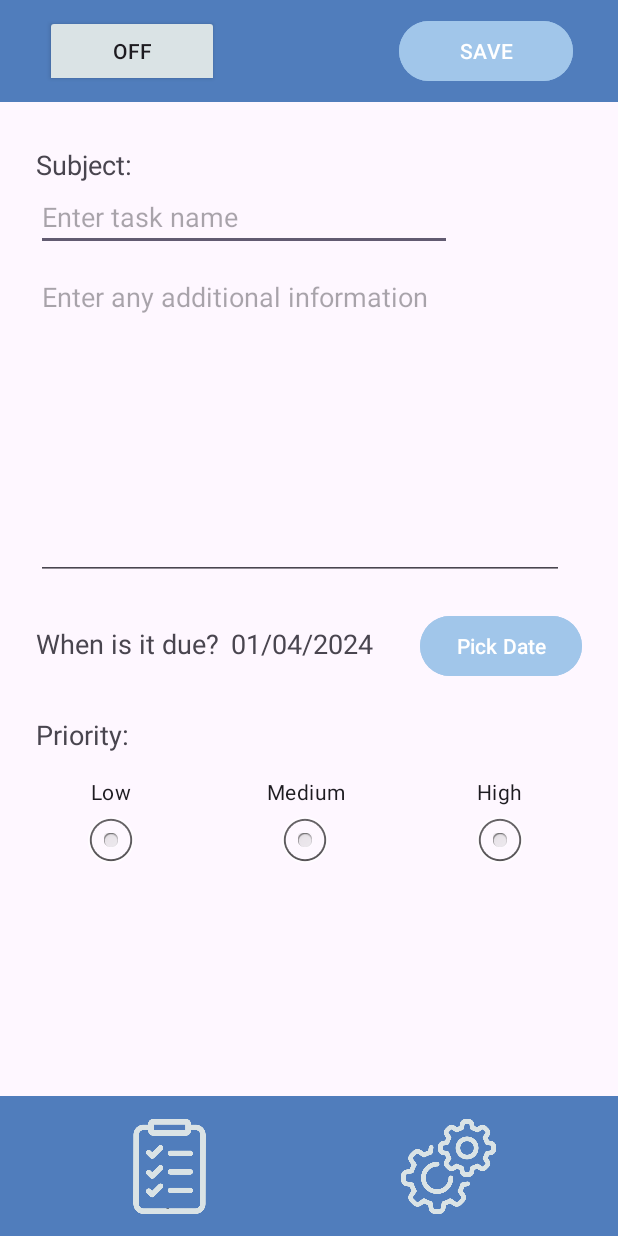
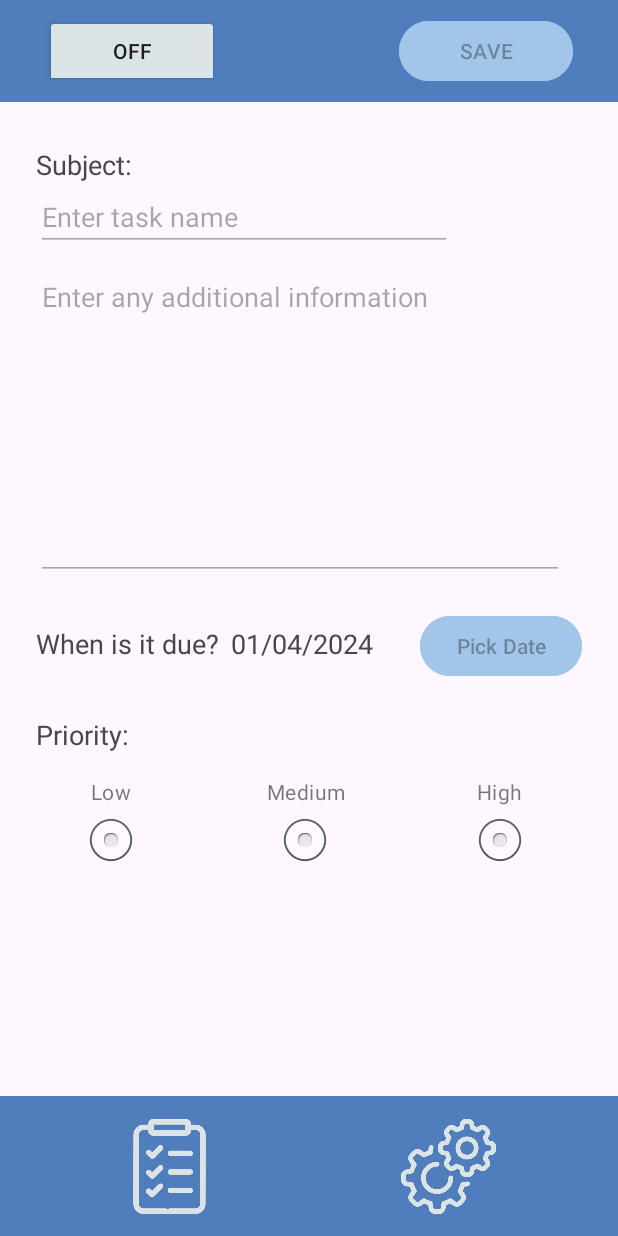
Before and after one commit to chonkyappa/ToDoList, an Android app: the screen it shows after launch (MainActivity), on a phone screen of 412 x 824 dp. Run offline under Robolectric (Android 15) with nearby library versions, the phone set to English and light mode, and no system bars.

Commit message:
added textchangedevents

```diff
--- a/app/src/main/java/sunny/todolist/MainActivity.java
+++ b/app/src/main/java/sunny/todolist/MainActivity.java
@@ -6,11 +6,19 @@ import androidx.fragment.app.FragmentManager;
 import android.content.Intent;
 import android.media.Image;
 import android.os.Bundle;
+import android.telephony.PhoneNumberFormattingTextWatcher;
+import android.text.Editable;
+import android.text.InputType;
+import android.text.TextWatcher;
 import android.text.format.DateFormat;
 import android.view.View;
 import android.widget.Button;
+import android.widget.EditText;
 import android.widget.ImageButton;
+import android.widget.RadioButton;
+import android.widget.RadioGroup;
 import android.widget.TextView;
+import android.widget.ToggleButton;
 
 import java.util.Calendar;
 
@@ -23,9 +31,45 @@ public class MainActivity extends AppCompatActivity implements PickDateDialog.Sa
         super.onCreate(savedInstanceState);
         setContentView(R.layout.activity_main);
         currentTask = new Task();
+        initToggleButton();
+        setForEditing(false);
         initSettingsButton();
         initListButton();
         initPickDateButton();
+        initTextChangedEvents();
+
+    }
+
+    private void initToggleButton() {
+        final ToggleButton editToggle = (ToggleButton)findViewById(R.id.toggleButtonEdit);
+        editToggle.setOnClickListener(new View.OnClickListener() {
+            @Override
+            public void onClick(View view) {
+                setForEditing(editToggle.isChecked());
+            }
+        });
+    }
+
+    private void setForEditing(boolean enabled) {
+        EditText editSubject = findViewById(R.id.editTextSubject);
+        EditText editDescription  = findViewById(R.id.editTextDescription);
+        Button buttonChange = findViewById(R.id.buttonPickDate);
+        Button buttonSave = findViewById(R.id.buttonSave);
+        RadioButton radioLow = findViewById(R.id.radioButtonLow);
+        RadioButton radioMedium = findViewById(R.id.radioButtonMedium);
+        RadioButton radioHigh = findViewById(R.id.radioButtonHigh);
+
+        editSubject.setEnabled(enabled);
+        editDescription.setEnabled(enabled);
+        buttonChange.setEnabled(enabled);
+        buttonSave.setEnabled(enabled);
+        radioLow.setEnabled(enabled);
+        radioMedium.setEnabled(enabled);
+        radioHigh.setEnabled(enabled);
+
+        if(enabled) {
+            editSubject.requestFocus();
+        }
     }
 
     private void initSettingsButton() {
@@ -54,6 +98,13 @@ public class MainActivity extends AppCompatActivity implements PickDateDialog.Sa
 
     }
 
+    @Override
+    public void didFinishPickingDateDialog(Calendar selectedTime) {
+        TextView dueDate = findViewById(R.id.textViewDueDate);
+        dueDate.setText(DateFormat.format("MM/dd/yyyy", selectedTime));
+        currentTask.setDueDate(selectedTime);
+    }
+
     private void initPickDateButton() {
         Button pickDate = findViewById(R.id.buttonPickDate);
         pickDate.setOnClickListener(new View.OnClickListener() {
@@ -65,9 +116,61 @@ public class MainActivity extends AppCompatActivity implements PickDateDialog.Sa
             }
         });
     }
-    public void didFinishPickingDateDialog(Calendar selectedTime) {
-        TextView dueDate = findViewById(R.id.textViewDueDate);
-        dueDate.setText(DateFormat.format("MM/dd/yyyy", selectedTime));
-        currentTask.setDueDate(selectedTime);
+
+    private void initTextChangedEvents() {
+        final EditText etTaskSubject = findViewById(R.id.editTextSubject);
+        etTaskSubject.addTextChangedListener(new TextWatcher() {
+            @Override
+            public void beforeTextChanged(CharSequence s, int start, int count, int after) {
+                //Auto-generated method stub
+            }
+
+            @Override
+            public void onTextChanged(CharSequence s, int start, int before, int count) {
+                //Auto-generated method stub
+            }
+
+            @Override
+            public void afterTextChanged(Editable s) {
+                currentTask.setSubject(etTaskSubject.getText().toString());
+            }
+        });
+
+        final EditText etDescription = findViewById(R.id.editTextDescription);
+        etDescription.addTextChangedListener(new TextWatcher() {
+            @Override
+            public void beforeTextChanged(CharSequence s, int start, int count, int after) {
+                //Auto-generated method stub
+
+            }
+
+            @Override
+            public void onTextChanged(CharSequence s, int start, int before, int count) {
+                //Auto-generated method stub
+
+            }
+
+            @Override
+            public void afterTextChanged(Editable s) {
+                currentTask.setDescription(etDescription.getText().toString());
+            }
+        });
+
+        final RadioGroup etGroup = findViewById(R.id.rgPriority);
+        etGroup.setOnCheckedChangeListener(new RadioGroup.OnCheckedChangeListener()
+        {
+            public void onCheckedChanged(RadioGroup group, int checkedId)
+            {
+                RadioButton etPriority = (RadioButton)group.findViewById(checkedId);
+                boolean isChecked = etPriority.isChecked();
+                if (isChecked)
+                {
+                    currentTask.setPriority(etPriority.getText().toString());
+                }
+            }
+        });
+
+
     }
+
 }
```
